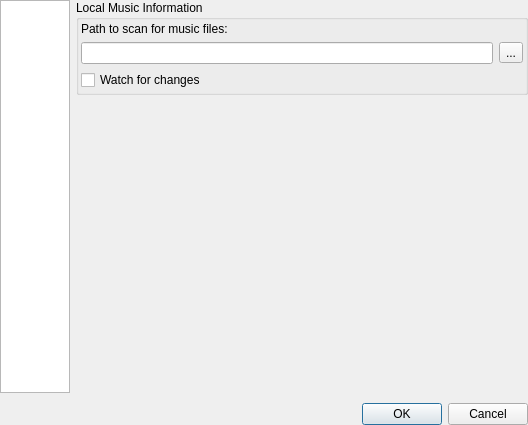
Above: src/stackedsettingsdialog.ui from tomahawk-player/tomahawk before the change. Below: the same form after it.
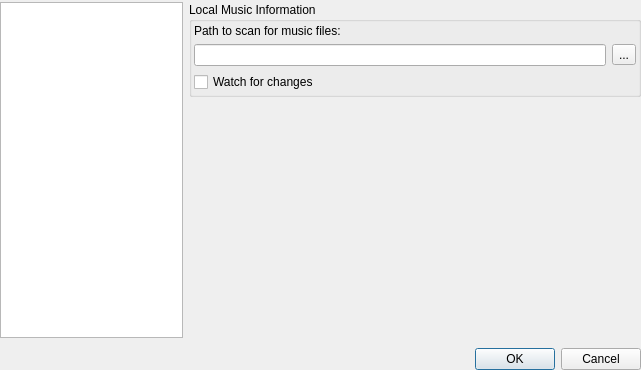
That is the form after the change. Icons and pictures are not drawn.

Patch:
```diff
--- a/src/stackedsettingsdialog.ui
+++ b/src/stackedsettingsdialog.ui
@@ -6,15 +6,24 @@
    <rect>
     <x>0</x>
     <y>0</y>
-    <width>519</width>
-    <height>425</height>
+    <width>641</width>
+    <height>370</height>
    </rect>
   </property>
   <property name="windowTitle">
    <string>Tomahawk Settings</string>
   </property>
   <layout class="QVBoxLayout" name="verticalLayout_12">
-   <property name="margin">
+   <property name="leftMargin">
+    <number>0</number>
+   </property>
+   <property name="topMargin">
+    <number>2</number>
+   </property>
+   <property name="rightMargin">
+    <number>0</number>
+   </property>
+   <property name="bottomMargin">
     <number>0</number>
    </property>
    <item>
```
